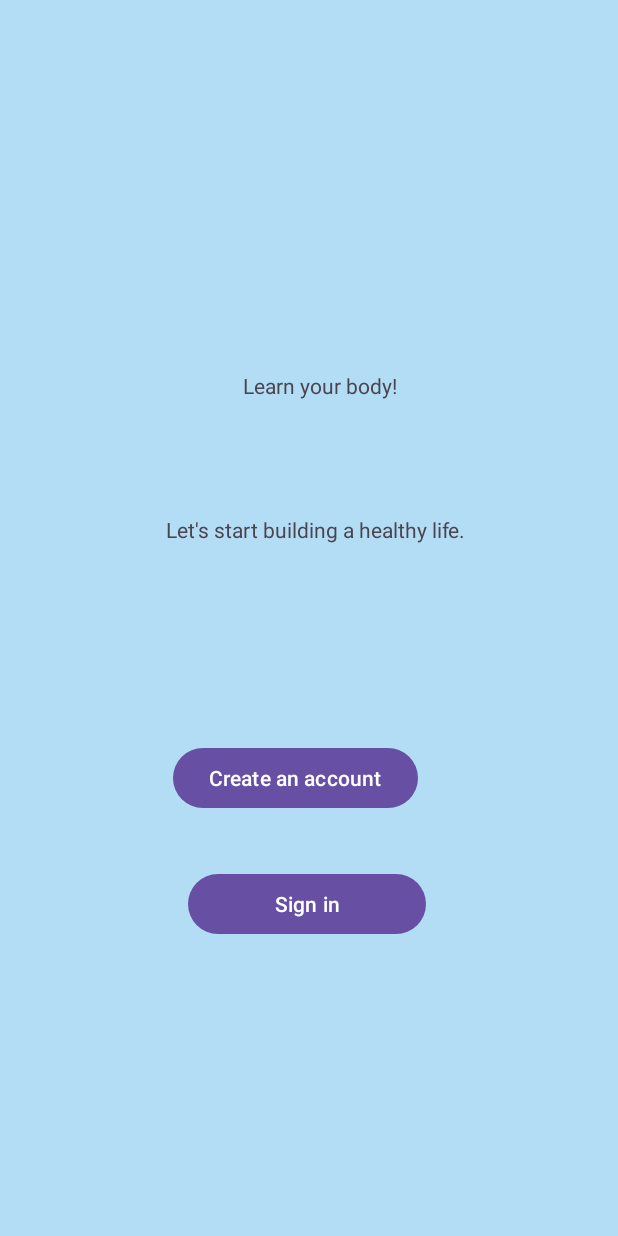
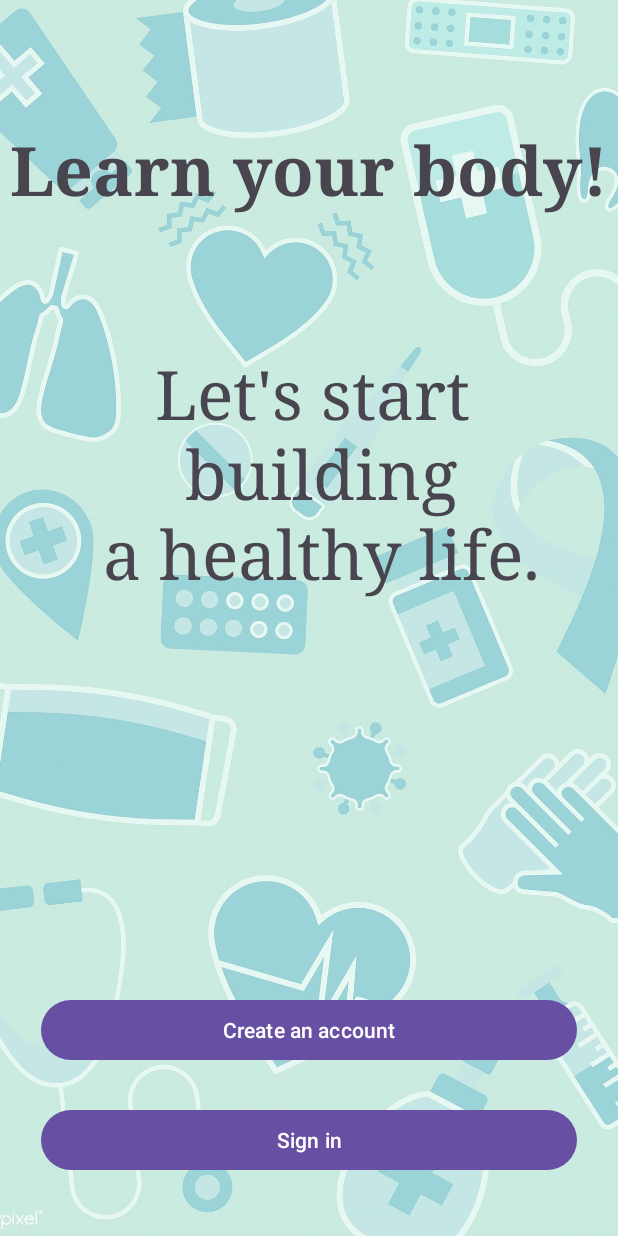
Before and after one commit to yesimyigitbasi/DEU-DigitalTwin-Healthcare, an Android app: the screen it shows after launch (MainActivity), on a phone screen of 412 x 824 dp. Run offline under Robolectric (Android 15) with nearby library versions, the light colour scheme and no system bars.

Commit message:
visualization
-home-login

```diff
--- a/healthcareDEU/app/src/main/res/layout/home_screen.xml
+++ b/healthcareDEU/app/src/main/res/layout/home_screen.xml
@@ -1,55 +1,78 @@
 <?xml version="1.0" encoding="utf-8"?>
 <RelativeLayout xmlns:android="http://schemas.android.com/apk/res/android"
     android:layout_width="match_parent"
-    android:layout_height="match_parent"
-    android:background="#A448B5E6"
-    android:backgroundTint="#A448B5E6">
+    android:layout_height="match_parent">
+
+    <ImageView
+        android:id="@+id/imageViewBackground"
+        android:layout_width="match_parent"
+        android:layout_height="match_parent"
+        android:scaleType="centerCrop"
+        android:src="@drawable/healthcare" />
 
     <RelativeLayout
         android:layout_width="match_parent"
-        android:layout_height="match_parent">
+        android:layout_height="match_parent"
+        android:layout_alignParentEnd="true"
+        android:layout_marginEnd="0dp">
 
         <Button
             android:id="@+id/createAccButton"
-            android:layout_width="wrap_content"
+            android:layout_width="356dp"
             android:layout_height="wrap_content"
+            android:layout_above="@+id/signUpButtonHomeScreen"
             android:layout_alignParentStart="true"
-            android:layout_alignParentBottom="true"
-            android:layout_marginStart="115dp"
-            android:layout_marginBottom="281dp"
-            android:text="Create an account" />
+            android:layout_alignParentEnd="true"
+            android:layout_marginStart="27dp"
+            android:layout_marginEnd="27dp"
+            android:layout_marginBottom="25dp"
+            android:text="Create an account"
+            android:textColorHighlight="#DC3C3C" />
 
         <Button
             android:id="@+id/signUpButtonHomeScreen"
-            android:layout_width="140dp"
+            android:layout_width="347dp"
             android:layout_height="wrap_content"
             android:layout_alignParentStart="true"
             android:layout_alignParentEnd="true"
             android:layout_alignParentBottom="true"
-            android:layout_marginStart="125dp"
-            android:layout_marginEnd="128dp"
-            android:layout_marginBottom="197dp"
+            android:layout_marginStart="27dp"
+            android:layout_marginEnd="27dp"
+            android:layout_marginBottom="40dp"
             android:text="Sign in" />
 
         <TextView
             android:id="@+id/textView2"
-            android:layout_width="wrap_content"
-            android:layout_height="wrap_content"
+            android:layout_width="match_parent"
+            android:layout_height="match_parent"
             android:layout_alignParentTop="true"
             android:layout_alignParentEnd="true"
-            android:layout_marginTop="247dp"
-            android:layout_marginEnd="147dp"
-            android:text="Learn your body!" />
+            android:layout_alignParentBottom="true"
+            android:layout_marginTop="35dp"
+            android:layout_marginEnd="0dp"
+            android:layout_marginBottom="634dp"
+            android:gravity="center"
+            android:text="Learn your body!"
+            android:textAppearance="@style/TextAppearance.AppCompat.Display2"
+            android:textStyle="bold"
+            android:typeface="serif" />
 
         <TextView
             android:id="@+id/textView3"
-            android:layout_width="wrap_content"
+            android:layout_width="418dp"
             android:layout_height="wrap_content"
+            android:layout_alignParentStart="true"
+            android:layout_alignParentTop="true"
             android:layout_alignParentEnd="true"
             android:layout_alignParentBottom="true"
-            android:layout_marginEnd="101dp"
-            android:layout_marginBottom="461dp"
-            android:text="Let's start building a healthy life." />
+            android:layout_marginStart="-1dp"
+            android:layout_marginTop="186dp"
+            android:layout_marginEnd="-6dp"
+            android:layout_marginBottom="379dp"
+            android:gravity="center"
+            android:text="Let's start\n building\n a healthy life."
+            android:textAppearance="@style/TextAppearance.AppCompat.Display2"
+            android:typeface="serif" />
 
     </RelativeLayout>
 
```
Also changed, not shown: healthcareDEU/app/src/main/res/layout/log_in.xml (+49 -30 lines), healthcareDEU/app/src/main/res/drawable/healthcare.jpg (added), 1 other file.
